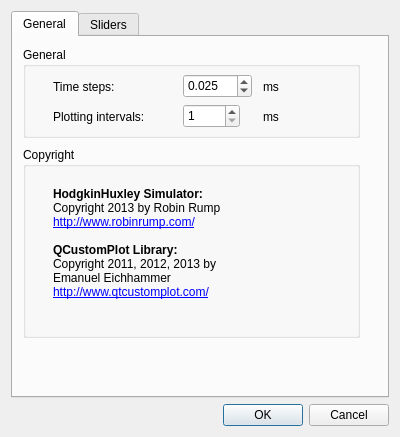
This is settings.ui in RobinRump/HodgkinHuxley as Qt 5 draws it before an edit. The edited form follows.
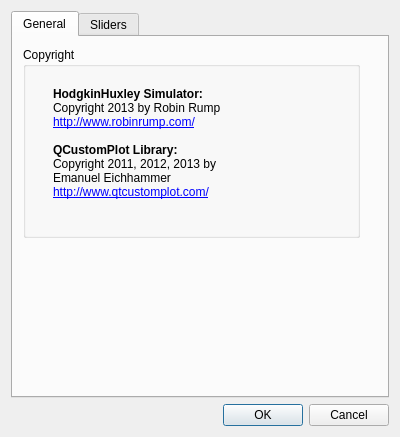
This is the edited form.

Commit message: #11 - Removed tick settings

What changed in the file:
```diff
--- a/settings.ui
+++ b/settings.ui
@@ -23,117 +23,11 @@
       <attribute name="title">
        <string>General</string>
       </attribute>
-      <widget class="QGroupBox" name="groupBoxGeneral">
-       <property name="geometry">
-        <rect>
-         <x>10</x>
-         <y>10</y>
-         <width>337</width>
-         <height>91</height>
-        </rect>
-       </property>
-       <property name="title">
-        <string>General</string>
-       </property>
-       <widget class="QDoubleSpinBox" name="timeStepValue">
-        <property name="geometry">
-         <rect>
-          <x>160</x>
-          <y>27</y>
-          <width>69</width>
-          <height>24</height>
-         </rect>
-        </property>
-        <property name="decimals">
-         <number>3</number>
-        </property>
-        <property name="minimum">
-         <double>0.001000000000000</double>
-        </property>
-        <property name="maximum">
-         <double>1.000000000000000</double>
-        </property>
-        <property name="singleStep">
-         <double>0.001000000000000</double>
-        </property>
-        <property name="value">
-         <double>0.025000000000000</double>
-        </property>
-       </widget>
-       <widget class="QLabel" name="timeStepLabel">
-        <property name="geometry">
-         <rect>
-          <x>30</x>
-          <y>29</y>
-          <width>121</width>
-          <height>21</height>
-         </rect>
-        </property>
-        <property name="text">
-         <string>Time steps:</string>
-        </property>
-       </widget>
-       <widget class="QLabel" name="timeStepUnit">
-        <property name="geometry">
-         <rect>
-          <x>240</x>
-          <y>30</y>
-          <width>30</width>
-          <height>20</height>
-         </rect>
-        </property>
-        <property name="text">
-         <string>ms</string>
-        </property>
-       </widget>
-       <widget class="QLabel" name="plottingIntervalsUnit">
-        <property name="geometry">
-         <rect>
-          <x>240</x>
-          <y>60</y>
-          <width>30</width>
-          <height>20</height>
-         </rect>
-        </property>
-        <property name="text">
-         <string>ms</string>
-        </property>
-       </widget>
-       <widget class="QLabel" name="plottingIntervalsLabel">
-        <property name="geometry">
-         <rect>
-          <x>30</x>
-          <y>59</y>
-          <width>121</width>
-          <height>21</height>
-         </rect>
-        </property>
-        <property name="text">
-         <string>Plotting intervals:</string>
-        </property>
-       </widget>
-       <widget class="QSpinBox" name="plottingIntervalsValue">
-        <property name="geometry">
-         <rect>
-          <x>160</x>
-          <y>57</y>
-          <width>57</width>
-          <height>24</height>
-         </rect>
-        </property>
-        <property name="minimum">
-         <number>1</number>
-        </property>
-        <property name="maximum">
-         <number>1000</number>
-        </property>
-       </widget>
-      </widget>
       <widget class="QGroupBox" name="groupBoxGeneral_2">
        <property name="geometry">
         <rect>
          <x>10</x>
-         <y>110</y>
+         <y>10</y>
          <width>337</width>
          <height>191</height>
         </rect>
```
The commit also changes 3 other files.
